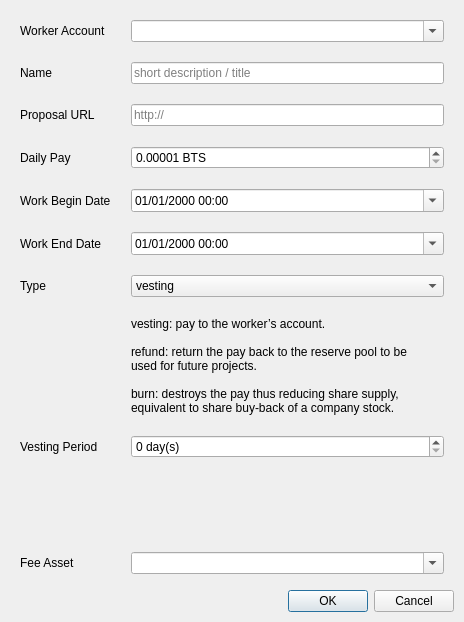
Before: the Qt Designer form bitsharesqt/createworker.ui in jhtitor/citadel, drawn with Qt 5.
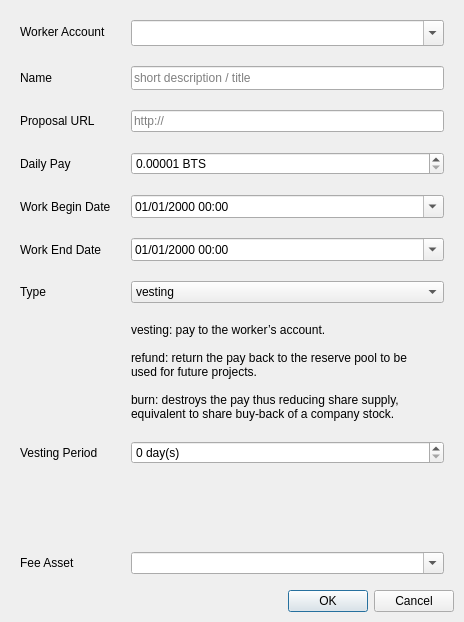
After: the same form once the commit is applied.

What changed in the file:
```diff
--- a/bitsharesqt/createworker.ui
+++ b/bitsharesqt/createworker.ui
@@ -67,7 +67,7 @@
        <property name="minimumSize">
         <size>
          <width>0</width>
-         <height>20</height>
+         <height>26</height>
         </size>
        </property>
        <property name="editable">
@@ -87,7 +87,7 @@
        <property name="minimumSize">
         <size>
          <width>0</width>
-         <height>20</height>
+         <height>24</height>
         </size>
        </property>
        <property name="maxLength">
```
